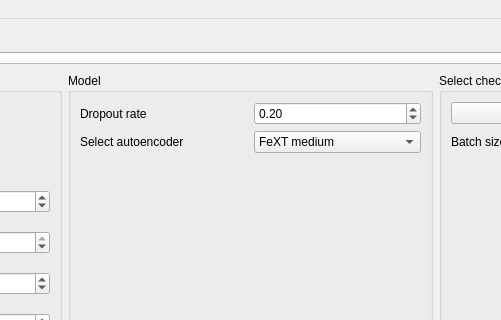
Above: FEXT/app/assets/window_layout.ui from CTCycle/FEXT-Autoencoder before the change; both pictures show x 332 to 833 and y 0 to 320 of the 1165 by 909 pixel window. Below: the same form after it.
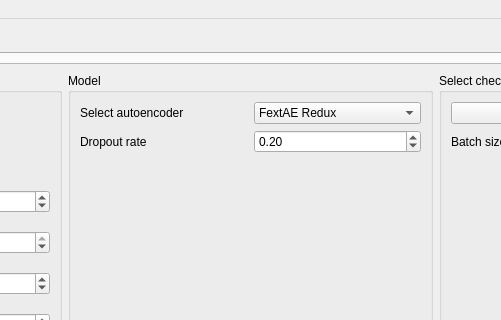
That is the form after the change. The open tabs and pages were chosen to show the change.

Commit message: fully implemented large encoder

Patch:
```diff
--- a/FEXT/app/assets/window_layout.ui
+++ b/FEXT/app/assets/window_layout.ui
@@ -334,6 +334,36 @@
                <string>Model</string>
               </property>
               <layout class="QVBoxLayout" name="verticalLayout_11">
+               <item>
+                <layout class="QHBoxLayout" name="horizontalLayout_20">
+                 <item>
+                  <widget class="QLabel" name="MTLabel">
+                   <property name="text">
+                    <string>Select autoencoder</string>
+                   </property>
+                  </widget>
+                 </item>
+                 <item>
+                  <widget class="QComboBox" name="modelType">
+                   <item>
+                    <property name="text">
+                     <string>FextAE Redux</string>
+                    </property>
+                   </item>
+                   <item>
+                    <property name="text">
+                     <string>FextAE Medium</string>
+                    </property>
+                   </item>
+                   <item>
+                    <property name="text">
+                     <string>FextAE Large</string>
+                    </property>
+                   </item>
+                  </widget>
+                 </item>
+                </layout>
+               </item>
                <item>
                 <layout class="QHBoxLayout" name="horizontalLayout_27">
                  <item>
@@ -358,26 +388,6 @@
                  </item>
                 </layout>
                </item>
-               <item>
-                <layout class="QHBoxLayout" name="horizontalLayout_20">
-                 <item>
-                  <widget class="QLabel" name="MTLabel">
-                   <property name="text">
-                    <string>Select autoencoder</string>
-                   </property>
-                  </widget>
-                 </item>
-                 <item>
-                  <widget class="QComboBox" name="modelType">
-                   <item>
-                    <property name="text">
-                     <string>FeXT medium</string>
-                    </property>
-                   </item>
-                  </widget>
-                 </item>
-                </layout>
-               </item>
                <item>
                 <spacer name="verticalSpacer_2">
                  <property name="orientation">
```
The commit also changes 2 other files.
